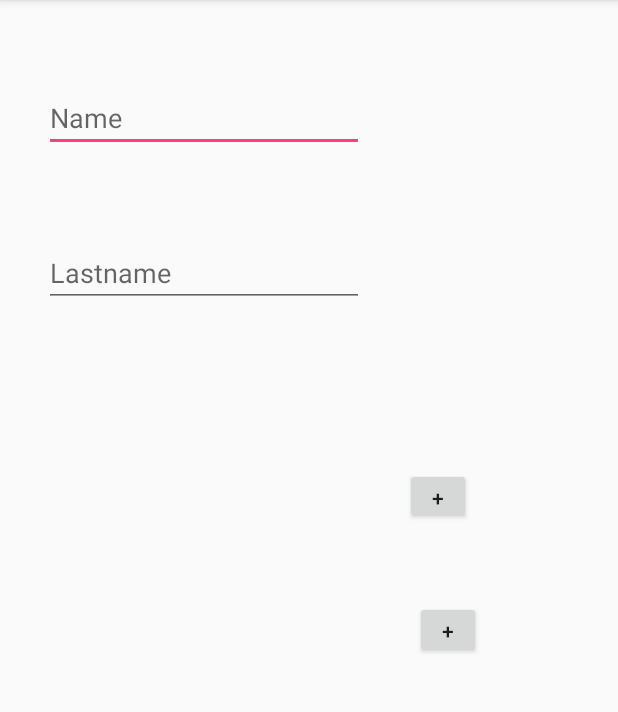
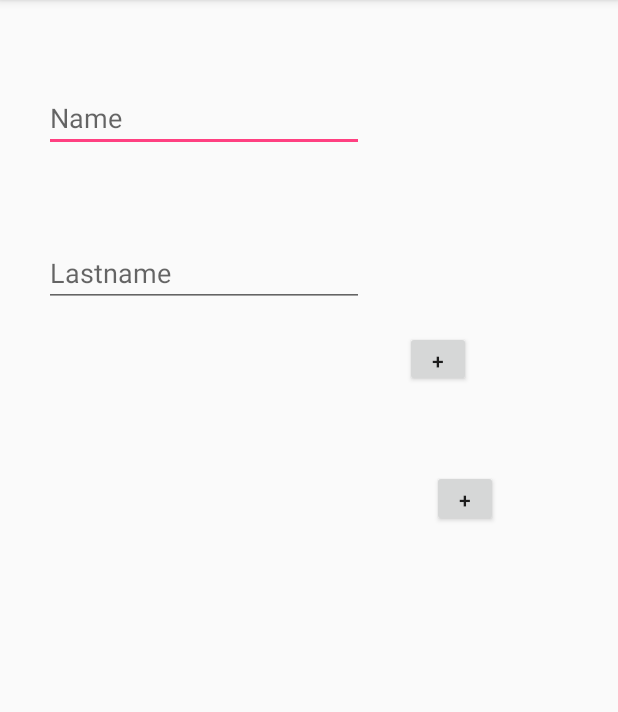
Before and after one commit to wesc09/prova, an Android app: the screen it shows after launch (MainActivity), on a phone screen of 412 x 824 dp, the part 84-796 px from its top. Run offline under Robolectric (Android 15) with nearby library versions, the phone set to English and light mode, and no system bars.

Commit message:
XML bien

```diff
--- a/Interaction/app/src/main/res/layout/activity_main.xml
+++ b/Interaction/app/src/main/res/layout/activity_main.xml
@@ -34,32 +34,35 @@
         app:layout_constraintVertical_bias="0.051" />
 
     <Button
-        android:id="@+id/button"
+        android:id="@+id/button_name"
         android:layout_width="44dp"
         android:layout_height="37dp"
+        android:layout_marginBottom="51dp"
         android:layout_marginLeft="27dp"
         android:layout_marginRight="8dp"
+        android:layout_marginTop="8dp"
         android:text="+"
+        app:layout_constraintBottom_toTopOf="@+id/button_lastname"
         app:layout_constraintHorizontal_bias="0.0"
         app:layout_constraintLeft_toRightOf="@+id/editText"
         app:layout_constraintRight_toRightOf="parent"
-        android:layout_marginBottom="51dp"
-        app:layout_constraintBottom_toTopOf="@+id/button2"
         app:layout_constraintTop_toTopOf="parent"
-        android:layout_marginTop="8dp"
-        app:layout_constraintVertical_bias="1.0" />
+        app:layout_constraintVertical_bias="0.981" />
 
     <Button
-        android:id="@+id/button2"
+        android:id="@+id/button_lastname"
         android:layout_width="44dp"
         android:layout_height="38dp"
         android:layout_marginLeft="8dp"
         android:layout_marginRight="8dp"
         android:text="+"
-        app:layout_constraintHorizontal_bias="0.237"
+        app:layout_constraintHorizontal_bias="0.339"
         app:layout_constraintLeft_toRightOf="@+id/editText2"
         app:layout_constraintRight_toRightOf="parent"
         app:layout_constraintBottom_toBottomOf="parent"
-        android:layout_marginBottom="329dp" />
+        android:layout_marginBottom="329dp"
+        app:layout_constraintTop_toTopOf="parent"
+        android:layout_marginTop="8dp"
+        app:layout_constraintVertical_bias="0.777" />
 
 </android.support.constraint.ConstraintLayout>
```
